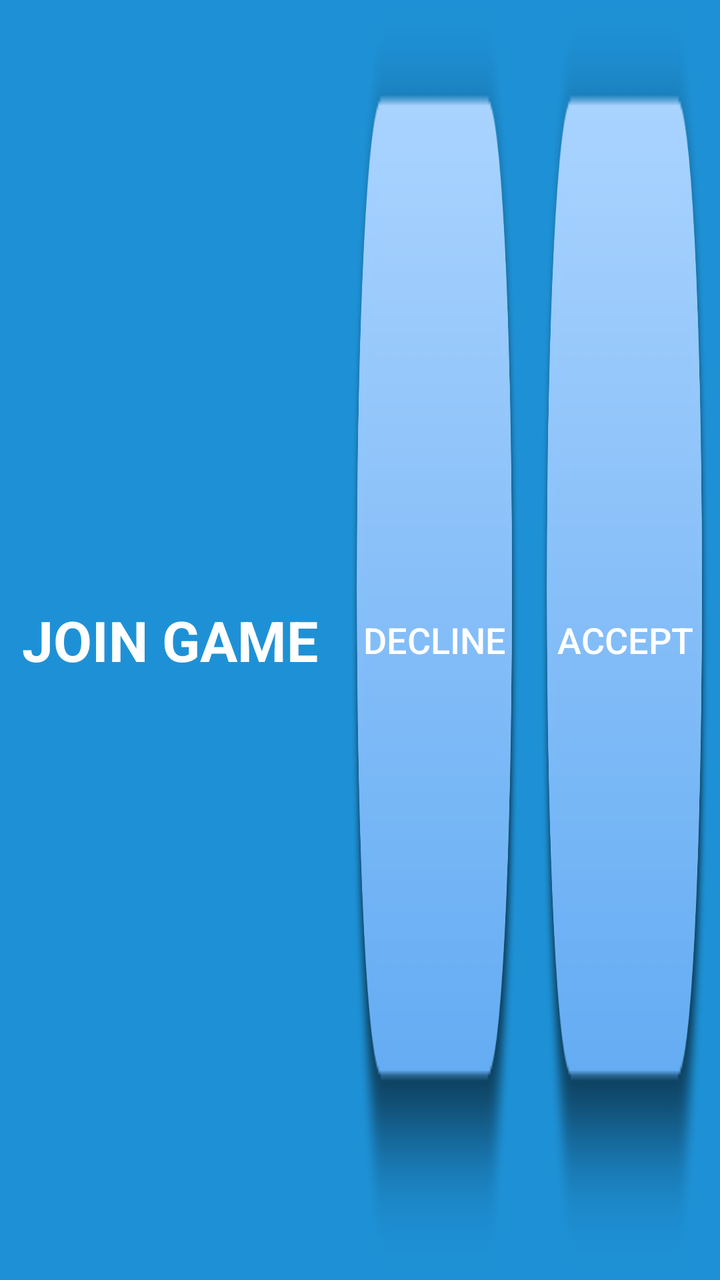
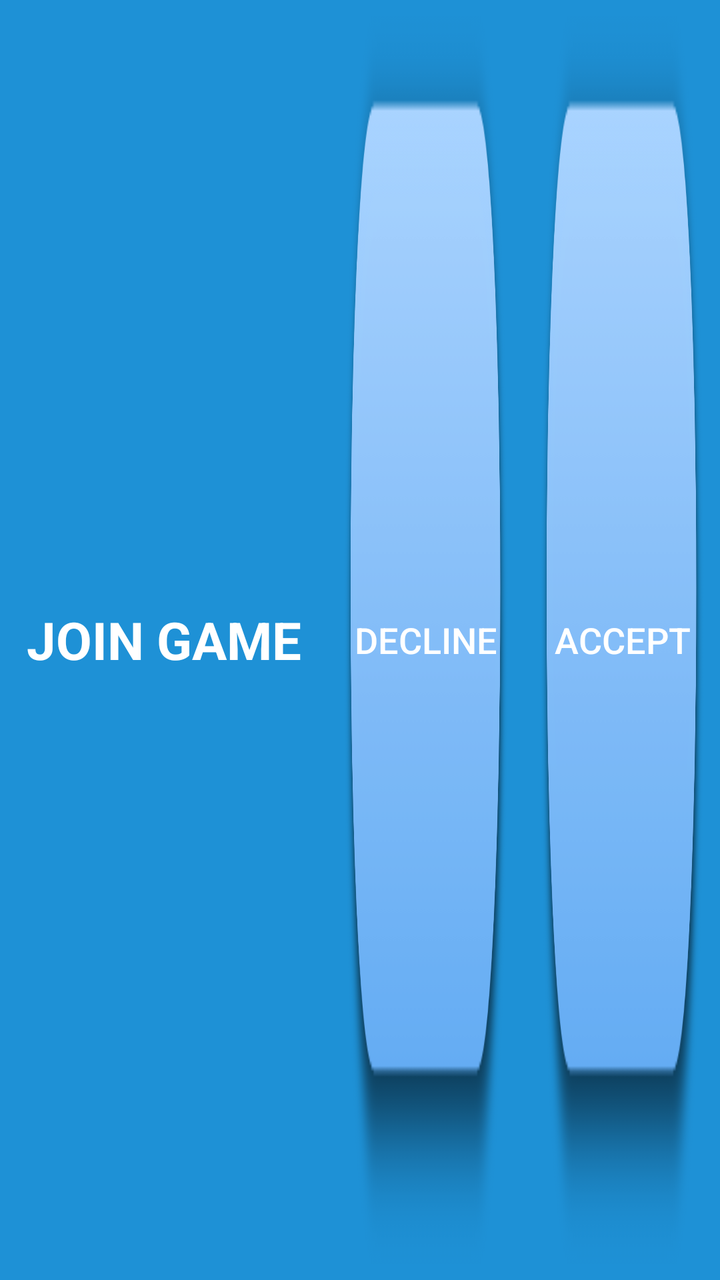

Two renders of the same Android screen: before a commit and after it. Below are the layout's source before the change and the commit's diff.
<!-- AndroidManifest.xml: application theme AppTheme -->
<!-- res/layout/activity_invite_phablet.xml -->
<?xml version="1.0" encoding="utf-8"?>
<LinearLayout xmlns:android="http://schemas.android.com/apk/res/android"
    android:layout_width="match_parent"
    android:layout_height="65dp"
    android:background="@color/color2"
    android:orientation="horizontal"
    android:weightSum="100">

    <TextView
        android:id="@+id/incoming_invitation_text"
        android:layout_width="0dp"
        android:layout_height="match_parent"
        android:layout_weight="50"
        android:gravity="center"
        android:text="JOIN GAME"
        android:textColor="@color/white"
        android:textSize="28sp"
        android:textStyle="bold" />

    <Button
        android:id="@+id/decline_button"
        android:layout_width="0dp"
        android:layout_height="match_parent"
        android:layout_margin="5dp"
        android:layout_weight="25"
        android:background="@drawable/multiplayer_button"
        android:text="Decline"
        android:textColor="@color/white"
        android:textSize="18sp" />

    <Button
        android:id="@+id/button_accept_popup_invitation"
        android:layout_width="0dp"
        android:layout_height="match_parent"
        android:layout_margin="5dp"
        android:layout_weight="25"
        android:background="@drawable/multiplayer_button"
        android:text="Accept"
        android:textColor="@color/white"
        android:textSize="18sp" />
</LinearLayout>
<!-- resources referenced by this layout -->
<resources>
  <color name="color2">#1e91d6</color>
  <color name="white">#ffffff</color>
  <!-- drawable multiplayer_button (drawable-nodpi) -->
  <?xml version="1.0" encoding="utf-8"?>
  <selector xmlns:android="http://schemas.android.com/apk/res/android">
      
      
      <item android:state_pressed="true" android:drawable="@drawable/orange3dpressed" />
      <item android:drawable="@drawable/orange3d" />
  </selector>
  <style name="AppTheme" parent="Theme.AppCompat.Light.NoActionBar">
      <item name="colorPrimary">@color/colorPrimary</item>
      <item name="colorPrimaryDark">@color/colorPrimaryDark</item>
      <item name="colorAccent">@color/colorAccent</item>
      <item name="preferenceTheme">@style/PreferenceThemeOverlay.v14.Material</item>
  
  </style>
  <!-- drawable orange3dpressed: png bitmap (drawable-nodpi, 13531 bytes) -->
  <!-- drawable orange3d: png bitmap (drawable-nodpi, 12709 bytes) -->
  <color name="colorPrimary">#FFFFFF</color>
  <color name="colorPrimaryDark">#454444</color>
  <color name="colorAccent">#1e91d6</color>
</resources>

<!-- the commit's change to res/layout/activity_invite_phablet.xml (unified diff, before → after) -->
@@ -14,14 +14,14 @@
         android:gravity="center"
         android:text="JOIN GAME"
         android:textColor="@color/white"
-        android:textSize="28sp"
+        android:textSize="26sp"
         android:textStyle="bold" />
 
     <Button
         android:id="@+id/decline_button"
         android:layout_width="0dp"
         android:layout_height="match_parent"
-        android:layout_margin="5dp"
+        android:layout_margin="8dp"
         android:layout_weight="25"
         android:background="@drawable/multiplayer_button"
         android:text="Decline"
@@ -32,7 +32,7 @@
         android:id="@+id/button_accept_popup_invitation"
         android:layout_width="0dp"
         android:layout_height="match_parent"
-        android:layout_margin="5dp"
+        android:layout_margin="8dp"
         android:layout_weight="25"
         android:background="@drawable/multiplayer_button"
         android:text="Accept"
